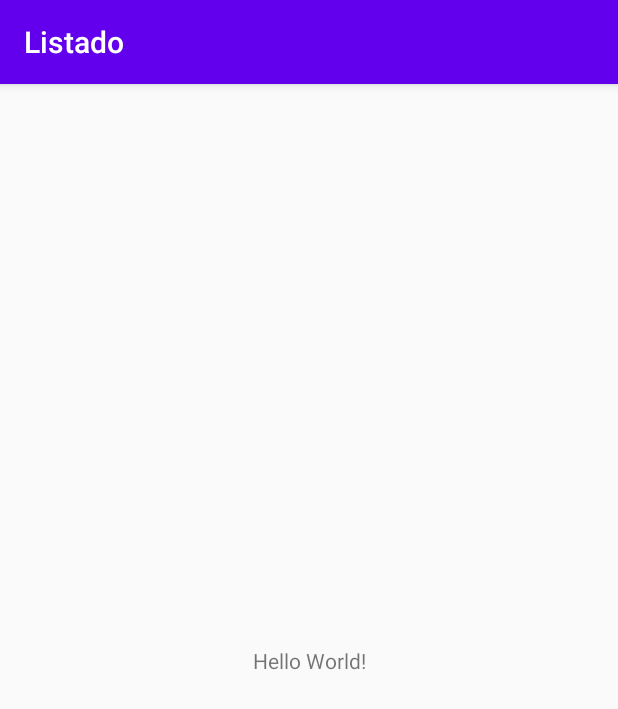
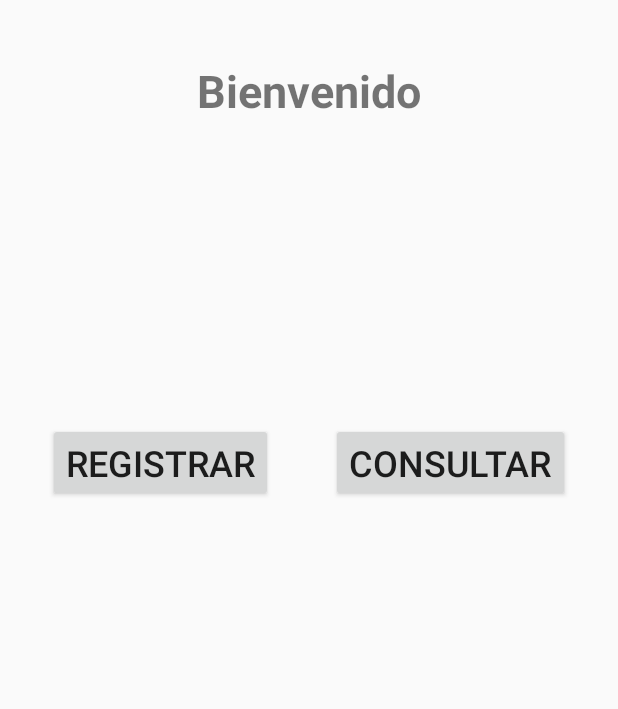
Before and after one commit to Ramy34/Listado, an Android app: the screen it shows after launch (MainActivity), on a phone screen of 412 x 824 dp. Shown: the top 709 px of the screen. Run offline under Robolectric (Android 15) with nearby library versions, the phone set to English and light mode, and no system bars.

Commit message:
Se crea una y modifica la activity principal.

```diff
--- a/app/src/main/res/layout/activity_main.xml
+++ b/app/src/main/res/layout/activity_main.xml
@@ -6,13 +6,55 @@
     android:layout_height="match_parent"
     tools:context=".MainActivity">
 
-    <TextView
+    <Button
+        android:id="@+id/btR"
         android:layout_width="wrap_content"
         android:layout_height="wrap_content"
-        android:text="Hello World!"
-        app:layout_constraintBottom_toBottomOf="parent"
-        app:layout_constraintLeft_toLeftOf="parent"
-        app:layout_constraintRight_toRightOf="parent"
-        app:layout_constraintTop_toTopOf="parent" />
+        android:layout_marginStart="32dp"
+        android:text="@string/registrar"
+        android:textSize="24sp"
+        app:layout_constraintBottom_toTopOf="@+id/guideline2"
+        app:layout_constraintStart_toStartOf="parent"
+        app:layout_constraintTop_toTopOf="@+id/guideline" />
+
+    <Button
+        android:id="@+id/btC"
+        android:layout_width="wrap_content"
+        android:layout_height="wrap_content"
+        android:layout_marginEnd="32dp"
+        android:text="@string/consultar"
+        android:textSize="24sp"
+        app:layout_constraintBottom_toTopOf="@+id/guideline2"
+        app:layout_constraintEnd_toEndOf="parent"
+        app:layout_constraintHorizontal_bias="1.0"
+        app:layout_constraintStart_toEndOf="@+id/btR"
+        app:layout_constraintTop_toTopOf="@+id/guideline" />
+
+    <androidx.constraintlayout.widget.Guideline
+        android:id="@+id/guideline"
+        android:layout_width="wrap_content"
+        android:layout_height="wrap_content"
+        android:orientation="horizontal"
+        app:layout_constraintGuide_begin="223dp" />
+
+    <androidx.constraintlayout.widget.Guideline
+        android:id="@+id/guideline2"
+        android:layout_width="wrap_content"
+        android:layout_height="wrap_content"
+        android:orientation="horizontal"
+        app:layout_constraintGuide_begin="394dp" />
+
+    <TextView
+        android:id="@+id/textView"
+        android:layout_width="wrap_content"
+        android:layout_height="wrap_content"
+        android:text="@string/bienvenida"
+        android:textSize="30sp"
+        android:textStyle="normal|bold"
+        app:layout_constraintBottom_toTopOf="@+id/guideline"
+        app:layout_constraintEnd_toEndOf="parent"
+        app:layout_constraintStart_toStartOf="parent"
+        app:layout_constraintTop_toTopOf="parent"
+        app:layout_constraintVertical_bias="0.219" />
 
 </androidx.constraintlayout.widget.ConstraintLayout>
--- a/app/src/main/res/values/strings.xml
+++ b/app/src/main/res/values/strings.xml
@@ -1,3 +1,6 @@
 <resources>
     <string name="app_name">Listado</string>
+    <string name="bienvenida">Bienvenido</string>
+    <string name="registrar">Registrar</string>
+    <string name="consultar">Consultar</string>
 </resources>
--- a/app/src/main/res/values/styles.xml
+++ b/app/src/main/res/values/styles.xml
@@ -1,7 +1,7 @@
 <resources>
 
     <!-- Base application theme. -->
-    <style name="AppTheme" parent="Theme.AppCompat.Light.DarkActionBar">
+    <style name="AppTheme" parent="Theme.AppCompat.Light.NoActionBar">
         <!-- Customize your theme here. -->
         <item name="colorPrimary">@color/colorPrimary</item>
         <item name="colorPrimaryDark">@color/colorPrimaryDark</item>
```
Also changed, not shown: 2 other files.
